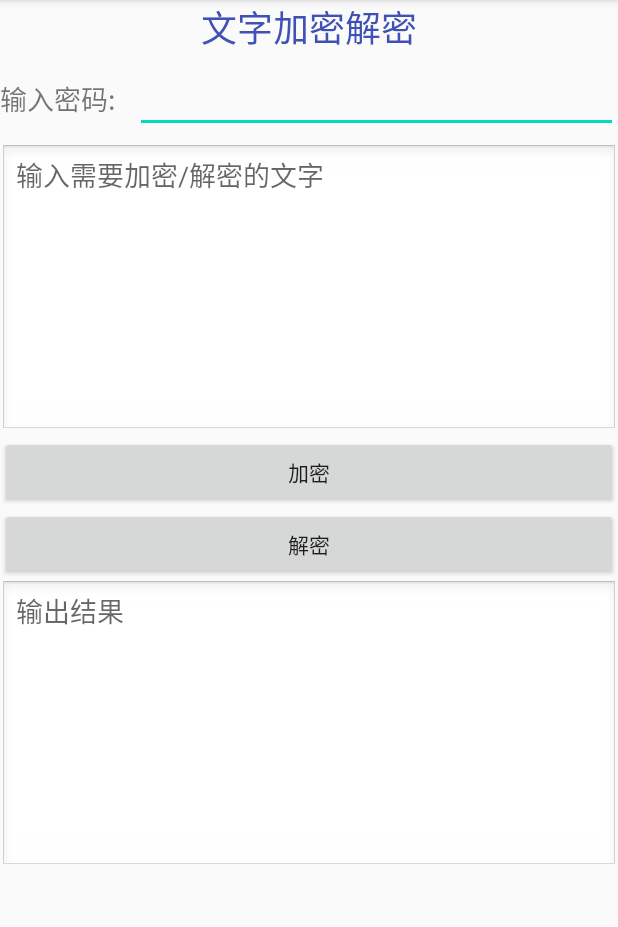
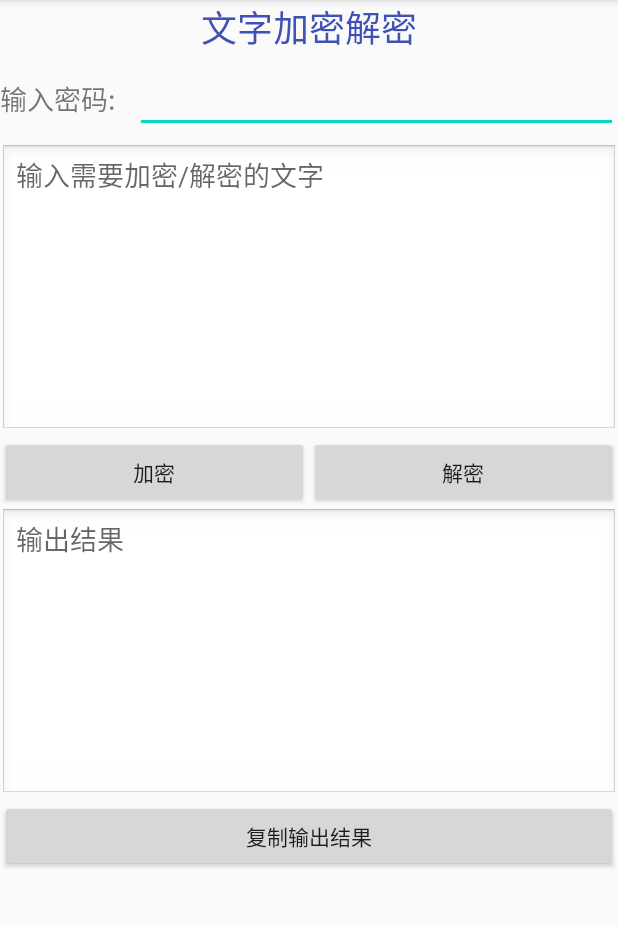
Before and after one commit to cforth/CryptoApp-Android, an Android app: the screen it shows after launch (MainActivity), on a phone screen of 412 x 824 dp, the part 84-1011 px from its top. Run offline under Robolectric (Android 15) with nearby library versions, the phone set to English and light mode, and no system bars.

Commit message:
增加了复制结果功能

```diff
--- a/app/src/main/java/com/example/cryptoapp/CryptoUtils.java
+++ b/app/src/main/java/com/example/cryptoapp/CryptoUtils.java
@@ -49,4 +49,5 @@ final public class CryptoUtils {
         String checksum2 = getFileChecksum(md5Digest, f2);
         return checksum1.equals(checksum2);
     }
+
 }
--- a/app/src/main/res/layout/activity_main.xml
+++ b/app/src/main/res/layout/activity_main.xml
@@ -34,14 +34,6 @@
             android:inputType="textPassword"/>
     </LinearLayout>
 
-
-<!--    <EditText-->
-<!--        android:id="@+id/inputEditText"-->
-<!--        android:layout_width="match_parent"-->
-<!--        android:layout_height="wrap_content"-->
-<!--        android:hint="输入需要加密/解密的文字"-->
-<!--        android:maxLines="2"/>-->
-
     <EditText
         android:id="@+id/inputEditText"
         android:layout_width="fill_parent"
@@ -56,10 +48,15 @@
         android:background="@android:drawable/edit_text"
         android:hint="输入需要加密/解密的文字" />
 
+    <LinearLayout
+        android:orientation="horizontal"
+        android:layout_width="match_parent"
+        android:layout_height="wrap_content">
         <Button
             android:id="@+id/encryptButton"
             android:layout_width="match_parent"
             android:layout_height="wrap_content"
+            android:layout_weight="1"
             android:text="加密"
             android:textAllCaps="false"/>
 
@@ -67,8 +64,10 @@
             android:id="@+id/decryptButton"
             android:layout_width="match_parent"
             android:layout_height="wrap_content"
+            android:layout_weight="1"
             android:text="解密"
             android:textAllCaps="false"/>
+    </LinearLayout>
 
 <!--    <EditText-->
 <!--        android:id="@+id/outputEditText"-->
@@ -90,6 +89,13 @@
         android:background="@android:drawable/edit_text"
         android:hint="输出结果" />
 
+    <Button
+        android:id="@+id/copyOutputButton"
+        android:layout_width="match_parent"
+        android:layout_height="wrap_content"
+        android:text="复制输出结果"
+        android:textAllCaps="false"/>
+
 <!--    <ImageView-->
 <!--        android:id="@+id/imageView"-->
 <!--        android:layout_width="wrap_content"-->
```
Also changed, not shown: app/src/main/java/com/example/cryptoapp/AESCrypt.kt (deleted, +0 -40 lines), app/src/main/java/com/example/cryptoapp/MainActivity.kt (+27 -0 lines), 1 other file. Lines whose indentation alone changed are shown as unchanged.
